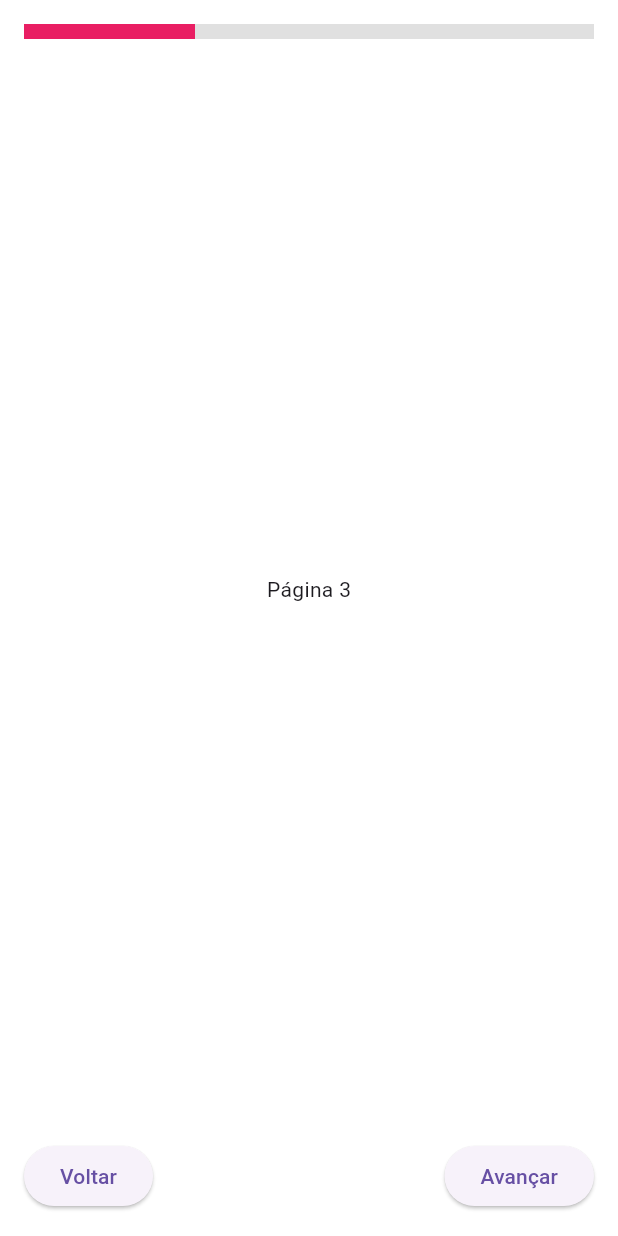
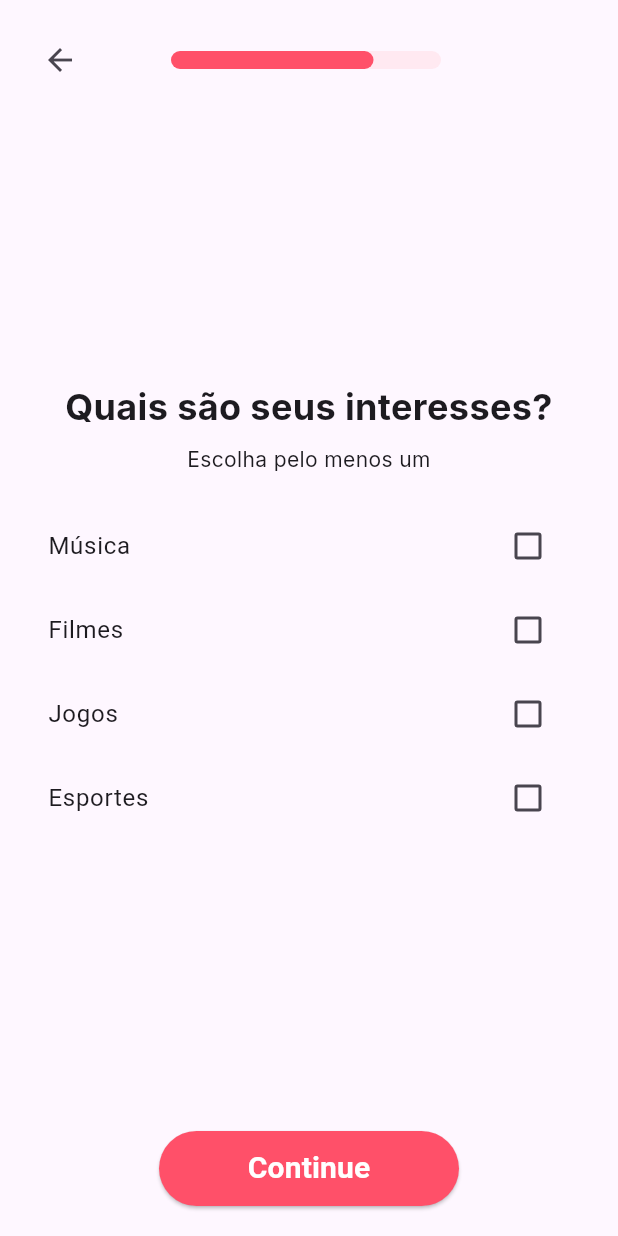
Before and after one commit to eltongamedev/Flutter-Tinder, a Flutter app: the screen it shows after launch, swiped to page 3, on a phone screen of 412 x 824 dp. Run offline on Flutter 3.47's test engine with Material 3 defaults, Android fonts, the phone set to English and light mode, and no system bars; our stand-ins replace cloud_firestore, firebase_auth, firebase_core, google_fonts, google_sign_in; accounts and stored records are empty; generated files the repository leaves out were written again.

Commit message:
Criação da Base para as telas de criação de perfil e aprimoramento delas

```diff
--- a/lib/main.dart
+++ b/lib/main.dart
@@ -4,7 +4,7 @@ import 'package:tinder/services/user_service.dart';
 import 'package:tinder/views/cadastro.page.dart';
 import 'package:tinder/viewmodels/login_viewmodel.dart';
 import 'package:firebase_core/firebase_core.dart';
-import 'package:tinder/views/profile_setup.dart';
+import 'package:tinder/views/profile_setup_view.dart';
 import 'firebase_options.dart';
 import 'services/logout_service.dart';
 import 'package:cloud_firestore/cloud_firestore.dart';
@@ -39,7 +39,7 @@ class MyApp extends StatelessWidget {
     return MaterialApp(
       title: 'Flutter Demo',
       debugShowCheckedModeBanner: false,
-      home: const ProfileSetup(),
+      home: const ProfileSetupView(),
     );
   }
 }
--- /dev/null
+++ b/lib/models/profile_step.dart
@@ -0,0 +1,19 @@
+enum StepType { text, checkbox, imagePicker, age }
+
+class ProfileStep {
+  final String title;
+  final String subtitle;
+  final StepType type;
+  final String? hintText;
+  final List<String>? options; // Para checkboxes
+  final List<String>? imageOptions; // Para seleção de imagens
+
+  ProfileStep({
+    required this.title,
+    this.subtitle = "teste",
+    required this.type,
+    this.hintText,
+    this.options,
+    this.imageOptions,
+  });
+}
--- /dev/null
+++ b/lib/viewmodels/profile_setup_viewmodel.dart
@@ -0,0 +1,57 @@
+import 'package:flutter/material.dart';
+import '../models/profile_step.dart';
+
+class ProfileSetupViewModel extends ChangeNotifier {
+  final PageController pageController = PageController();
+  int currentPage = 0;
+
+  final List<ProfileStep> steps = [
+    ProfileStep(
+      title: "Qual é o seu nome?",
+      subtitle: "Vamos nos conhecer melhor",
+      type: StepType.text,
+      hintText: "Digite seu nome",
+    ),
+    ProfileStep(
+      title: "Qual é a sua idade?",
+      subtitle: "Queremos saber mais sobre você",
+      type: StepType.age,
+    ),
+    ProfileStep(
+      title: "Quais são seus interesses?",
+      subtitle: "Escolha pelo menos um",
+      type: StepType.checkbox,
+      options: ["Música", "Filmes", "Jogos", "Esportes"],
+    ),
+    ProfileStep(
+      title: "Escolha seu avatar",
+      subtitle: "Selecione uma imagem",
+      type: StepType.imagePicker,
+      imageOptions: ["avatar1.png", "avatar2.png", "avatar3.png"],
+    ),
+  ];
+
+  int get totalPages => steps.length;
+
+  void nextPage() {
+    if (currentPage < totalPages - 1) {
+      pageController.nextPage(
+        duration: Duration(milliseconds: 300),
+        curve: Curves.easeInOut,
+      );
+      currentPage++;
+      notifyListeners();
+    }
+  }
+
+  void prevPage() {
+    if (currentPage > 0) {
+      pageController.previousPage(
+        duration: Duration(milliseconds: 300),
+        curve: Curves.easeInOut,
+      );
+      currentPage--;
+      notifyListeners();
+    }
+  }
+}
--- a/lib/views/profile_setup.dart
+++ /dev/null
@@ -1,97 +0,0 @@
-import 'package:flutter/material.dart';
-
-class ProfileSetup extends StatefulWidget {
-  const ProfileSetup({super.key});
-
-  @override
-  State<ProfileSetup> createState() => _ProfileSetupState();
-}
-
-class _ProfileSetupState extends State<ProfileSetup> {
-  final PageController _pageController = PageController();
-  int _currentPage = 0;
-  final int _totalPages = 10;
-
-  void _nextPage() {
-    if (_currentPage < _totalPages - 1) {
-      _pageController.nextPage(
-        duration: Duration(milliseconds: 300),
-        curve: Curves.easeInOut,
-      );
-    }
-  }
-
-  void _prevPage() {
-    if (_currentPage > 0) {
-      _pageController.previousPage(
-        duration: Duration(milliseconds: 300),
-        curve: Curves.easeInOut,
-      );
-    }
-  }
-
-  @override
-  Widget build(BuildContext context) {
-    return GestureDetector(
-      onTap: () {
-        FocusScope.of(context).unfocus();
-        FocusManager.instance.primaryFocus?.unfocus();
-      },
-      child: Scaffold(
-        backgroundColor: Colors.white,
-        body: Stack(
-          children: [
-            SafeArea(
-              child: Column(
-                children: [
-                  Padding(
-                    padding: const EdgeInsets.all(16.0),
-                    child: LinearProgressIndicator(
-                      value: (_currentPage + 1) / _totalPages,
-                      backgroundColor: Colors.grey[300],
-                      color: Colors.pink,
-                      minHeight: 10,
-                    ),
-                  ),
-
-                  Expanded(
-                    child: PageView.builder(
-                      controller: _pageController,
-                      itemCount: _totalPages,
-                      onPageChanged: (index) {
-                        setState(() {
-                          _currentPage = index;
-                        });
-                      },
-                      itemBuilder: (context, index) {
-                        return Center(child: Text("Página ${index + 1}"));
-                      },
-                    ),
-                  ),
-
-                  // Botões de navegação
-                  Padding(
-                    padding: const EdgeInsets.all(16.0),
-                    child: Row(
-                      mainAxisAlignment: MainAxisAlignment.spaceBetween,
-                      children: [
-                        ElevatedButton(
-                          onPressed: _prevPage,
-                          child: Text("Voltar"),
-                        ),
-                        ElevatedButton(
-                          onPressed: _nextPage,
-                          child: Text("Avançar"),
-                        ),
-                      ],
-                    ),
-                  ),
-                ],
-              ),
-            ),
-          ],
-        ),
-      ),
-    );
-  }
-}
--- /dev/null
+++ b/lib/views/profile_setup_view.dart
@@ -0,0 +1,120 @@
+import 'package:flutter/material.dart';
+import 'package:provider/provider.dart';
+import '../viewmodels/profile_setup_viewmodel.dart';
+import 'profile_step_widget.dart';
+
+class ProfileSetupView extends StatelessWidget {
+  const ProfileSetupView({super.key});
+
+  @override
+  Widget build(BuildContext context) {
+    return ChangeNotifierProvider(
+      create: (_) => ProfileSetupViewModel(),
+      child: Consumer<ProfileSetupViewModel>(
+        builder: (context, viewModel, child) {
+          return Scaffold(
+            body: Column(
+              children: [
+                _buildProgressIndicator(viewModel),
+                _buildPageView(viewModel),
+                _buildContinueButton(context, viewModel),
+              ],
+            ),
+          );
+        },
+      ),
+    );
+  }
+
+  Widget _buildProgressIndicator(ProfileSetupViewModel viewModel) {
+    return Padding(
+  padding: const EdgeInsets.all(16.0),
+  child: Row(
+    mainAxisAlignment: MainAxisAlignment.spaceBetween,  // Centraliza todos os elementos horizontalmente
+    crossAxisAlignment: CrossAxisAlignment.center,
+    children: [
+      // Setinha no canto esquerdo
+      IconButton(
+        icon: const Icon(Icons.arrow_back),  // A setinha para voltar
+        onPressed: () {
+          if (viewModel.currentPage > 0) {
+            viewModel.prevPage();
+          }
+        },
+      ),
+      // Barra de progresso centralizada
+      Container(
+        width: 180,  // Ajuste o tamanho da barra de progresso
+        margin: const EdgeInsets.symmetric(horizontal: 50),  // Ajuste o espaço entre a seta e a barra
+        child: LinearProgressIndicator(
+          value: (viewModel.currentPage + 1) / viewModel.totalPages,
+          backgroundColor: const Color(0xffFFE9F1),
+          color: const Color(0xffFF5069),
+          minHeight: 12,
+          borderRadius: BorderRadius.circular(50),
+        ),
+      ),
+      Spacer(),
+    ],
+  ),
+);
+
+  }
+
+  Widget _buildPageView(ProfileSetupViewModel viewModel) {
+    return Expanded(
+      child: PageView.builder(
+        controller: viewModel.pageController,
+        itemCount: viewModel.totalPages,
+        onPageChanged: (index) {
+          viewModel.currentPage = index;
+          viewModel.notifyListeners();
+        },
+        itemBuilder: (context, index) {
+          return ProfileStepWidget(step: viewModel.steps[index]);
+        },
+      ),
+    );
+  }
+
+  Widget _buildContinueButton(
+    BuildContext context,
+    ProfileSetupViewModel viewModel,
+  ) {
+    return Container(
+      padding: const EdgeInsets.symmetric(vertical: 20),
+      child: SizedBox(
+        width: 200,
+        height: 50,
+        child: ElevatedButton(
+          style: ElevatedButton.styleFrom(
+            backgroundColor: const Color(0xffFF5069),
+            shape: RoundedRectangleBorder(
+              borderRadius: BorderRadius.circular(30),
+            ),
+          ),
+          onPressed: () {
+            // Lógica para navegar para a próxima etapa ou finalizar o cadastro
+            if (viewModel.currentPage < viewModel.totalPages - 1) {
+              viewModel.pageController.nextPage(
+                duration: const Duration(milliseconds: 300),
+                curve: Curves.easeInOut,
+              );
+            } else {
+              // Finalizar o cadastro
+              // Navigator.push(...) ou outra ação
+            }
+          },
+          child: const Text(
+            "Continue",
+            style: TextStyle(
+              fontWeight: FontWeight.bold,
+              color: Colors.white,
+              fontSize: 20,
+            ),
+          ),
+        ),
+      ),
+    );
+  }
+}
--- /dev/null
+++ b/lib/views/profile_step_widget.dart
@@ -0,0 +1,182 @@
+import 'package:flutter/material.dart';
+import '../models/profile_step.dart';
+import 'package:google_fonts/google_fonts.dart';
+
+class ProfileStepWidget extends StatefulWidget {
+  final ProfileStep step;
+
+  const ProfileStepWidget({super.key, required this.step});
+
+  @override
+  ProfileStepWidgetState createState() => ProfileStepWidgetState();
+}
+
+class ProfileStepWidgetState extends State<ProfileStepWidget> {
+  List<String> selectedOptions = [];
+  String? selectedImage;
+  int _currentAge = 18; // Idade inicial para o carrossel
+  final PageController _pageController = PageController(viewportFraction: 0.3);
+
+  @override
+  Widget build(BuildContext context) {
+    // Lista de idades (de 18 a 100)
+    final List<int> idades = List.generate(
+      83,
+      (index) => index + 18,
+    ); // 83 itens (18 a 100)
+
+    return Padding(
+      padding: const EdgeInsets.all(16.0),
+      child: Column(
+        mainAxisAlignment: MainAxisAlignment.center,
+        children: [
+          // Título
+          Text(
+            widget.step.title,
+            style: GoogleFonts.inter(fontSize: 24, fontWeight: FontWeight.bold),
+            textAlign: TextAlign.center,
+          ),
+          SizedBox(height: 8),
+
+          // Subtítulo
+          Text(
+            widget.step.subtitle,
+            style: GoogleFonts.inter(fontSize: 14, fontWeight: FontWeight.w400),
+            textAlign: TextAlign.center,
+          ),
+          SizedBox(height: 20),
+
+          // Renderiza dinamicamente o campo correto
+          if (widget.step.type == StepType.text)
+            TextField(
+              decoration: InputDecoration(
+                hintText: widget.step.hintText,
+                border: OutlineInputBorder(
+                  borderRadius: BorderRadius.circular(50),
+                ),
+                focusedBorder: OutlineInputBorder(
+                  // Quando o campo está focado
+                  borderRadius: BorderRadius.circular(50),
+                  borderSide: BorderSide(color: Color(0xffFF5069)),
+                ),
+                enabledBorder: OutlineInputBorder(
+                  borderRadius: BorderRadius.circular(50),
+                  borderSide: BorderSide(color: Color(0xffFF5069)),
+                ),
+              ),
+            ),
+
+          if (widget.step.type == StepType.age)
+            Column(
+              children: [
+                // Carrossel de idades (vertical)
+                SizedBox(
+                  height: 300, // Altura do carrossel
+                  child: PageView.builder(
+                    controller: _pageController,
+                    scrollDirection: Axis.vertical, // Rolagem vertical
+                    onPageChanged: (index) {
+                      setState(() {
+                        _currentAge =
+                            idades[index]; // Atualiza a idade selecionada
+                      });
+                    },
+                    itemCount: idades.length,
+                    itemBuilder: (context, index) {
+                      final bool isSelected =
+                          index ==
+                          _currentAge -
+                              18; // Verifica se o item está selecionado
+                      return AnimatedContainer(
+                        duration: Duration(milliseconds: 300),
+                        margin: EdgeInsets.symmetric(
+                          vertical: 10,
+                          horizontal: 150,
+                        ),
+                        decoration: BoxDecoration(
+                          color:
+                              isSelected ? Color(0xffFF5069) : Colors.grey[300],
+                          borderRadius: BorderRadius.circular(20),
+                          boxShadow: [
+                            if (isSelected)
+                              BoxShadow(
+                                color: Color(0xffFF5069),
+                                spreadRadius: 2,
+                                blurRadius: 5,
+                                offset: Offset(0, 3),
+                              ),
+                          ],
+                        ),
+                        child: Center(
+                          child: Text(
+                            idades[index].toString(),
+                            style: TextStyle(
+                              fontSize: isSelected ? 40 : 30,
+                              color: isSelected ? Colors.white : Colors.black,
+                              fontWeight: FontWeight.bold,
+                            ),
+                          ),
+                        ),
+                      );
+                    },
+                  ),
+                ),
+              ],
+            ),
+
+          if (widget.step.type == StepType.checkbox)
+            Column(
+              children:
+                  widget.step.options!.map((option) {
+                    return CheckboxListTile(
+                      title: Text(option),
+                      value: selectedOptions.contains(option),
+                      onChanged: (bool? value) {
+                        setState(() {
+                          if (value == true) {
+                            selectedOptions.add(option);
+                          } else {
+                            selectedOptions.remove(option);
+                          }
+                        });
+                      },
+                    );
+                  }).toList(),
+            ),
+
+          if (widget.step.type == StepType.imagePicker)
+            Wrap(
+              spacing: 10,
+              children:
+                  widget.step.imageOptions!.map((image) {
+                    return GestureDetector(
+                      onTap: () {
+                        setState(() {
+                          selectedImage = image;
+                        });
+                      },
+                      child: Container(
+                        width: 80,
+                        height: 80,
+                        decoration: BoxDecoration(
+                          border: Border.all(
+                            color:
+                                selectedImage == image
+                                    ? Colors.blue
+                                    : Colors.grey,
+                            width: 3,
+                          ),
+                          borderRadius: BorderRadius.circular(10),
+                        ),
+                        child: Image.asset(
+                          image,
+                        ), // Supondo que as imagens estão na pasta assets
+                      ),
+                    );
+                  }).toList(),
+            ),
+        ],
+      ),
+    );
+  }
+}
--- a/pubspec.yaml
+++ b/pubspec.yaml
@@ -39,6 +39,8 @@ dependencies:
   google_sign_in: ^6.2.2
   provider: ^6.1.2
   cloud_firestore: ^5.6.4
+  google_fonts: ^6.2.1
+  carousel_slider: ^4.2.1
 
 dev_dependencies:
   flutter_test:
```
Also changed, not shown: 2 other files.
